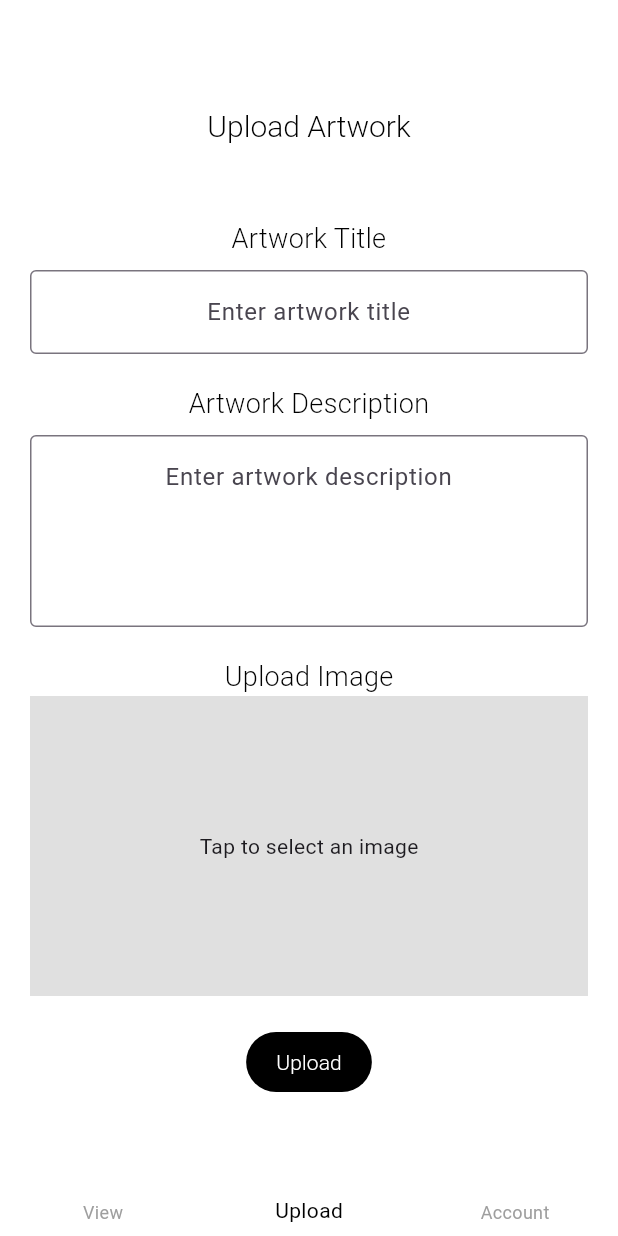
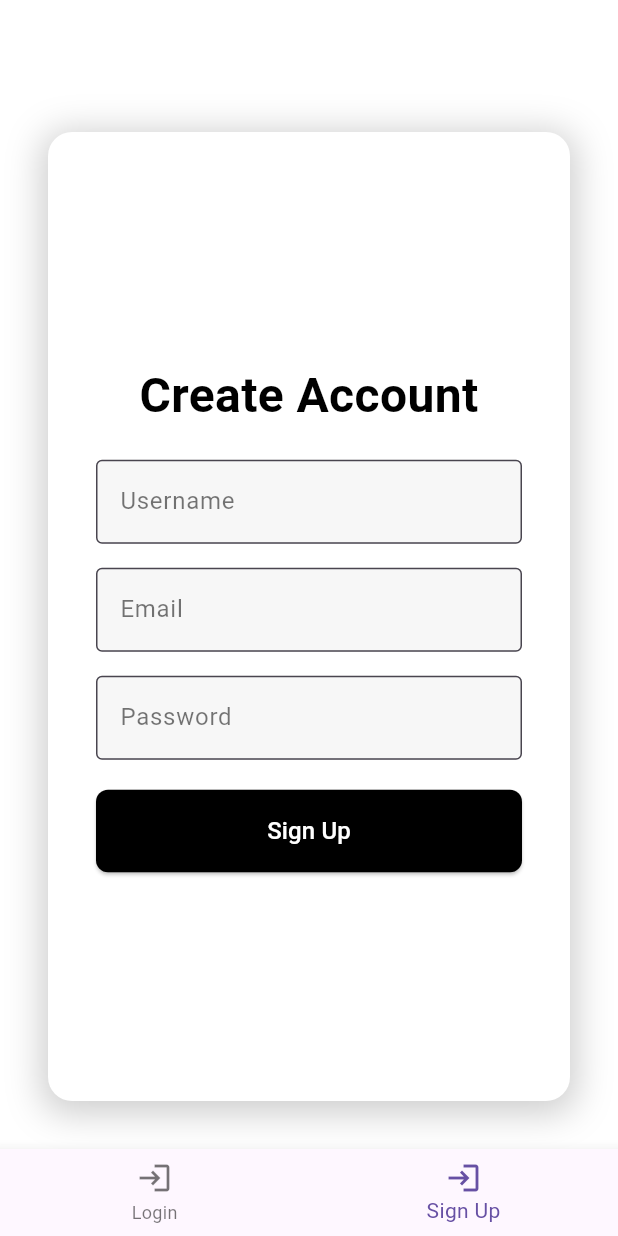
Before and after one commit to jacklinke/DjangoconUS2024-Hackathon, a Flutter app: the screen it shows after launch, item 2 of the bottom bar chosen, on a phone screen of 412 x 824 dp. Run offline on Flutter 3.47's test engine with Material 3 defaults, Android fonts, the phone set to English and light mode, and no system bars; our stand-ins replace image_picker.

Commit message:
more frontend

```diff
--- a/unveil_frontend/lib/main.dart
+++ b/unveil_frontend/lib/main.dart
@@ -2,6 +2,9 @@ import 'package:flutter/material.dart';
 import 'package:unveil_frontend/pages/UploadArt.dart';
 import 'package:unveil_frontend/pages/account.dart';
 import 'package:unveil_frontend/pages/viewArtWork.dart';
+import 'package:unveil_frontend/pages/login.dart'; // Import your Login page
+import 'package:unveil_frontend/pages/signup.dart'; // Import your Sign-up page
+import 'package:unveil_frontend/services/APIService.dart';
 import 'package:unveil_frontend/widgets/minimalnavbar.dart';
 
 void main() {
@@ -57,7 +60,7 @@ class ArtGalleryApp extends StatelessWidget {
           buttonColor: Colors.white,
         ),
       ),
-      themeMode: ThemeMode.system,
+      themeMode: ThemeMode.light,
       home: const MainView(),
     );
   }
@@ -72,14 +75,21 @@ class MainView extends StatefulWidget {
 
 class _MainViewState extends State<MainView> {
   int currentIndex = 0;
+  bool isAuthenticated = false; // Add authentication state
 
- final List<Widget> pages = [
-   const ViewArt(),
-  const UploadArt(),
-  const Account(),
-];
+  final List<Widget> authPages = [
+    const ViewArt(),
+    const UploadArt(),
+    Account(),
+  ];
 
-  final List<String> navItems = ['View', 'Upload', 'Account'];
+  final List<Widget> unauthPages = [
+    const LoginPage(), // Your login page widget
+    const SignUpPage(), // Your sign-up page widget
+  ];
+
+  final List<String> navItemsAuthenticated = ['View', 'Upload', 'Account'];
+  final List<String> navItemsUnauthenticated = ['Login', 'Sign Up'];
 
   void _onPageSelected(int index) {
     setState(() {
@@ -90,14 +100,20 @@ class _MainViewState extends State<MainView> {
   @override
   Widget build(BuildContext context) {
     return Scaffold(
-      appBar: AppBar(
-      ),
-      body: pages[currentIndex], // Display the selected page
-      bottomNavigationBar: MinimalNavBar(
-        items: navItems,
-        selectedIndex: currentIndex,
-        onItemSelected: _onPageSelected,
-        locations: pages, // Pass the pages list here
+      appBar: AppBar(),
+      body: isAuthenticated
+          ? authPages[currentIndex] // Display the authenticated pages
+          : unauthPages[currentIndex], // Display the unauthenticated pages
+      bottomNavigationBar: BottomNavigationBar(
+        items: isAuthenticated
+            ? navItemsAuthenticated.map((item) => BottomNavigationBarItem(icon: const Icon(Icons.art_track), label: item)).toList()
+            : navItemsUnauthenticated.map((item) => BottomNavigationBarItem(icon: const Icon(Icons.login), label: item)).toList(),
+        currentIndex: currentIndex,
+        onTap: (index) {
+          if (isAuthenticated || index < 2) { // Only allow navigation for unauthenticated to login/signup
+            _onPageSelected(index);
+          }
+        },
       ),
     );
   }
--- a/unveil_frontend/lib/pages/signup.dart
+++ b/unveil_frontend/lib/pages/signup.dart
@@ -0,0 +1,159 @@
+import 'package:flutter/material.dart';
+
+class SignUpPage extends StatefulWidget {
+  const SignUpPage({Key? key}) : super(key: key);
+
+  @override
+  _SignUpPageState createState() => _SignUpPageState();
+}
+
+class _SignUpPageState extends State<SignUpPage> {
+  final _formKey = GlobalKey<FormState>();
+  String username = '';
+  String email = '';
+  String password = '';
+
+  void _signUp() {
+    if (_formKey.currentState!.validate()) {
+      // Simulate sign-up process
+      print('Username: $username');
+      print('Email: $email');
+      print('Password: $password');
+
+      // Optionally navigate to another page after successful sign-up
+      // Navigator.pushReplacementNamed(context, '/home');
+    }
+  }
+
+  @override
+  Widget build(BuildContext context) {
+    return Scaffold(
+      body: Center(
+        child: Padding(
+          padding: const EdgeInsets.all(32.0), // Increased padding for web
+          child: Container(
+            decoration: BoxDecoration(
+              color: Colors.white,
+              borderRadius: BorderRadius.circular(16.0),
+              boxShadow: [
+                BoxShadow(
+                  color: Colors.black.withOpacity(0.2),
+                  spreadRadius: 4,
+                  blurRadius: 20,
+                  offset: Offset(0, 4),
+                ),
+              ],
+            ),
+            padding: const EdgeInsets.all(32.0),
+            child: Form(
+              key: _formKey,
+              child: Column(
+                mainAxisAlignment: MainAxisAlignment.center,
+                crossAxisAlignment: CrossAxisAlignment.stretch,
+                children: [
+                  Text(
+                    'Create Account',
+                    style: TextStyle(
+                      fontSize: 32, // Larger font size for web
+                      fontWeight: FontWeight.bold,
+                      color: Colors.black,
+                    ),
+                    textAlign: TextAlign.center,
+                  ),
+                  const SizedBox(height: 20.0),
+
+                  // Username Field
+                  TextFormField(
+                    decoration: InputDecoration(
+                      labelText: 'Username',
+                      labelStyle: TextStyle(color: Colors.black54),
+                      border: OutlineInputBorder(),
+                      filled: true,
+                      fillColor: const Color(0xFFF7F7F7), // Light gray background
+                    ),
+                    validator: (value) {
+                      if (value == null || value.isEmpty) {
+                        return 'Please enter a username';
+                      }
+                      return null;
+                    },
+                    onChanged: (value) {
+                      setState(() {
+                        username = value;
+                      });
+                    },
+                  ),
+                  const SizedBox(height: 16),
+
+                  // Email Field
+                  TextFormField(
+                    decoration: InputDecoration(
+                      labelText: 'Email',
+                      labelStyle: TextStyle(color: Colors.black54),
+                      border: OutlineInputBorder(),
+                      filled: true,
+                      fillColor: const Color(0xFFF7F7F7), // Light gray background
+                    ),
+                    validator: (value) {
+                      if (value == null || value.isEmpty) {
+                        return 'Please enter an email';
+                      } else if (!RegExp(r'^[^@]+@[^@]+\.[^@]+').hasMatch(value)) {
+                        return 'Please enter a valid email';
+                      }
+                      return null;
+                    },
+                    onChanged: (value) {
+                      setState(() {
+                        email = value;
+                      });
+                    },
+                  ),
+                  const SizedBox(height: 16),
+
+                  // Password Field
+                  TextFormField(
+                    decoration: InputDecoration(
+                      labelText: 'Password',
+                      labelStyle: TextStyle(color: Colors.black54),
+                      border: OutlineInputBorder(),
+                      filled: true,
+                      fillColor: const Color(0xFFF7F7F7), // Light gray background
+                    ),
+                    obscureText: true,
+                    validator: (value) {
+                      if (value == null || value.isEmpty) {
+                        return 'Please enter a password';
+                      }
+                      return null;
+                    },
+                    onChanged: (value) {
+                      setState(() {
+                        password = value;
+                      });
+                    },
+                  ),
+                  const SizedBox(height: 20),
+
+                  // Sign Up Button
+                  ElevatedButton(
+                    onPressed: _signUp,
+                    style: ElevatedButton.styleFrom(
+                      foregroundColor: Colors.white, backgroundColor: Colors.black, padding: const EdgeInsets.symmetric(vertical: 16.0), // White text color
+                      shape: RoundedRectangleBorder(
+                        borderRadius: BorderRadius.circular(8.0),
+                      ),
+                    ),
+                    child: const Text(
+                      'Sign Up',
+                      style: TextStyle(fontSize: 16),
+                    ),
+                  ),
+                ],
+              ),
+            ),
+          ),
+        ),
+      ),
+    );
+  }
+}
--- a/unveil_frontend/pubspec.yaml
+++ b/unveil_frontend/pubspec.yaml
@@ -30,6 +30,10 @@ environment:
 dependencies:
   flutter:
     sdk: flutter
+  sqflite: ^2.0.0+3
+  path: ^1.8.3
+
+
 
 
   # The following adds the Cupertino Icons font to your application.
```
Also changed, not shown: unveil_frontend/lib/pages/ViewArtWork.dart (+83 -11 lines), unveil_frontend/lib/pages/login.dart (+111 -0 lines), unveil_frontend/pubspec.lock, 1 other file.
